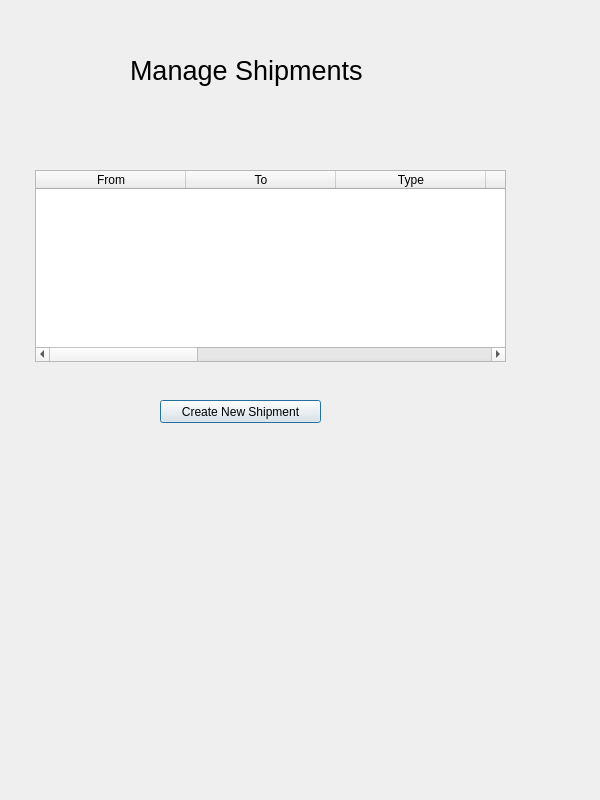
paulina7m/COMP3004OmegaSquad, file OmegaSquaddApplication/managetheshipmentswindow.ui: the form before one commit.
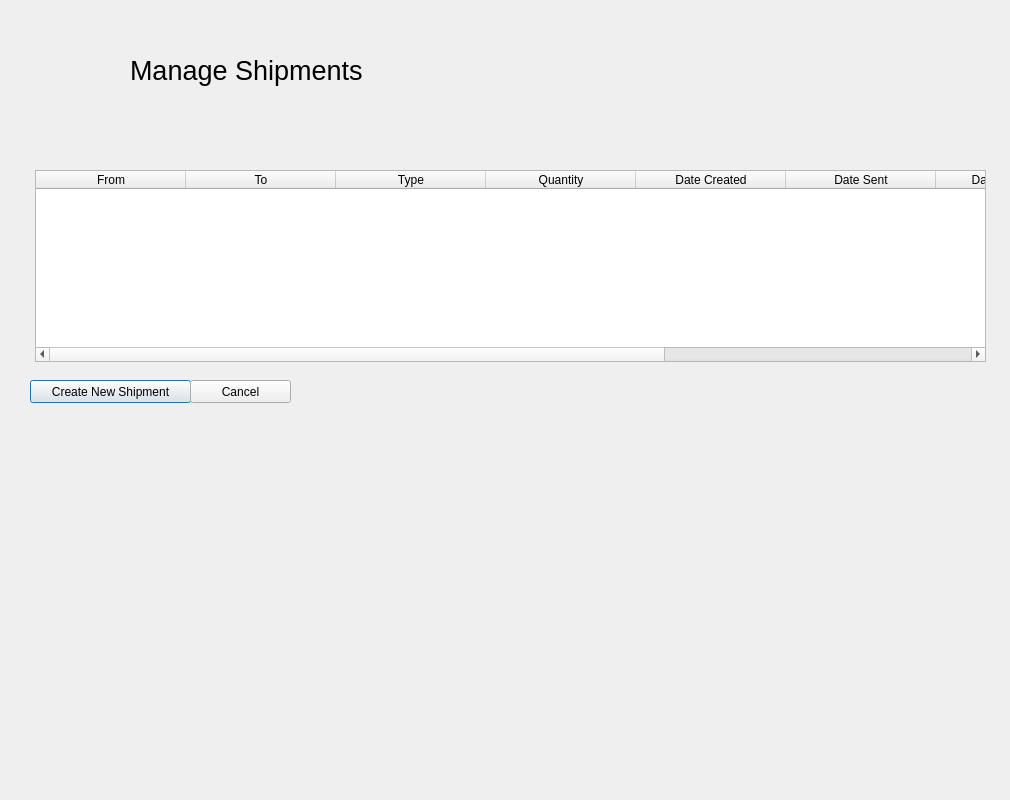
The form after the commit.

```diff
--- a/OmegaSquaddApplication/managetheshipmentswindow.ui
+++ b/OmegaSquaddApplication/managetheshipmentswindow.ui
@@ -6,7 +6,7 @@
    <rect>
     <x>0</x>
     <y>0</y>
-    <width>600</width>
+    <width>1010</width>
     <height>800</height>
    </rect>
   </property>
@@ -36,7 +36,7 @@
     <rect>
      <x>35</x>
      <y>170</y>
-     <width>471</width>
+     <width>951</width>
      <height>192</height>
     </rect>
    </property>
@@ -65,35 +65,35 @@
    </column>
    <column>
     <property name="text">
-     <string>Days to Ship</string>
+     <string>Date Created</string>
     </property>
    </column>
    <column>
     <property name="text">
-     <string>Sent</string>
+     <string>Date Sent</string>
     </property>
    </column>
    <column>
     <property name="text">
-     <string>Sent Date</string>
+     <string>Date Received</string>
     </property>
    </column>
    <column>
     <property name="text">
-     <string>Expected Arrival Date</string>
+     <string>Date Cancelled</string>
     </property>
    </column>
    <column>
     <property name="text">
-     <string>Received</string>
+     <string>Current Status</string>
     </property>
    </column>
   </widget>
   <widget class="QPushButton" name="pushButton">
    <property name="geometry">
     <rect>
-     <x>160</x>
-     <y>400</y>
+     <x>30</x>
+     <y>380</y>
      <width>161</width>
      <height>23</height>
     </rect>
@@ -102,6 +102,19 @@
     <string>Create New Shipment</string>
    </property>
   </widget>
+  <widget class="QPushButton" name="pushButton_2">
+   <property name="geometry">
+    <rect>
+     <x>190</x>
+     <y>380</y>
+     <width>101</width>
+     <height>23</height>
+    </rect>
+   </property>
+   <property name="text">
+    <string>Cancel</string>
+   </property>
+  </widget>
  </widget>
  <resources/>
  <connections/>
```
Left out of the diff: 39 changed lines with no effect on the pictures.
